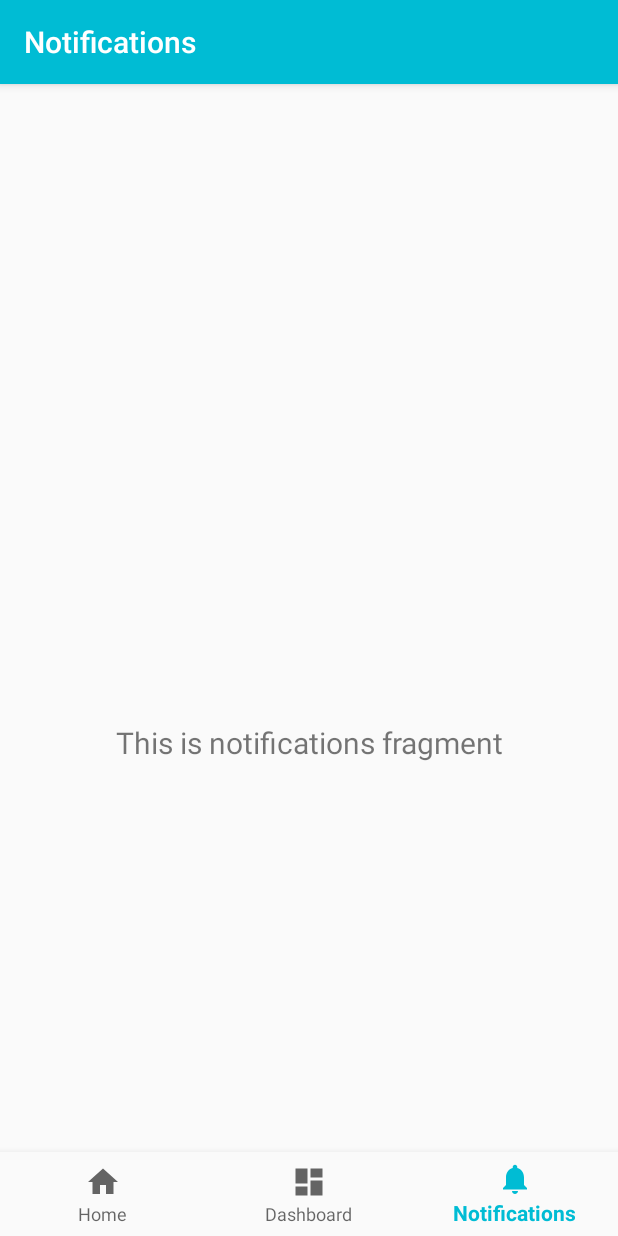
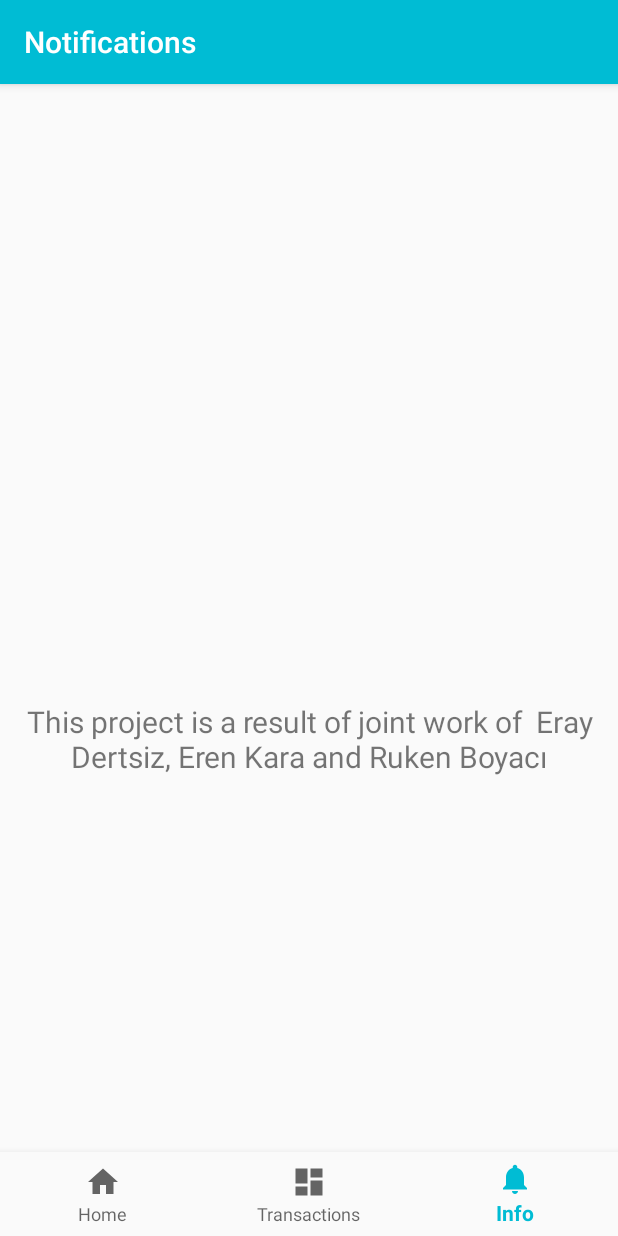
Before and after one commit to eraydertsiz/BudgetTracker, an Android app: the screen it shows after launch (MainActivity), item 3 of the bottom bar chosen, on a phone screen of 412 x 824 dp. Run offline under Robolectric (Android 15) with nearby library versions, the phone set to English and light mode, and no system bars; our stand-ins replace navigation-ui; libraries missing offline, so code that uses them is left out: lecho.lib.hellocharts; Roboto replaces fonts that are not available here; 12 statements that could not run were skipped.

Commit message:
Nav Button names changed and info is added.

```diff
--- a/app/src/main/java/com/example/budgettrackerwithbottommenu/ui/notifications/NotificationsViewModel.java
+++ b/app/src/main/java/com/example/budgettrackerwithbottommenu/ui/notifications/NotificationsViewModel.java
@@ -10,7 +10,7 @@ public class NotificationsViewModel extends ViewModel {
 
     public NotificationsViewModel() {
         mText = new MutableLiveData<>();
-        mText.setValue("This is notifications fragment");
+        mText.setValue("This project is a result of joint work of  Eray Dertsiz, Eren Kara and Ruken Boyacı");
     }
 
     public LiveData<String> getText() {
--- a/app/src/main/res/values/strings.xml
+++ b/app/src/main/res/values/strings.xml
@@ -1,6 +1,6 @@
 <resources>
     <string name="app_name">BudgetTrackerWithBottomMenu</string>
     <string name="title_home">Home</string>
-    <string name="title_dashboard">Dashboard</string>
-    <string name="title_notifications">Notifications</string>
+    <string name="title_dashboard">Transactions</string>
+    <string name="title_notifications">Info</string>
 </resources>
```
